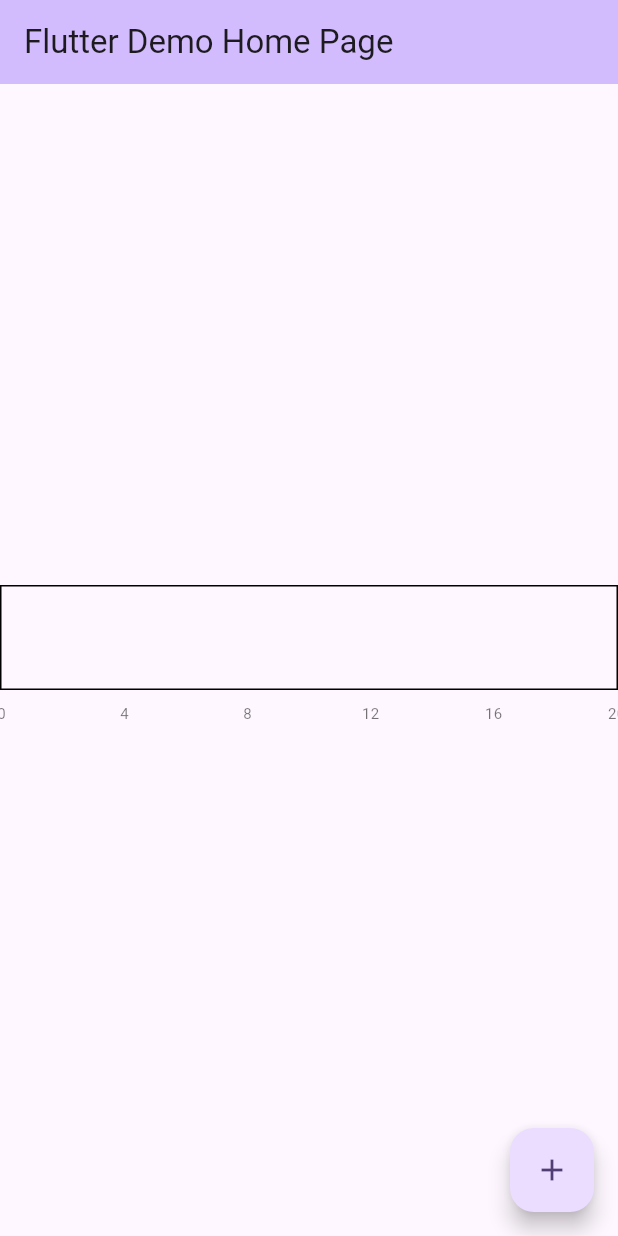
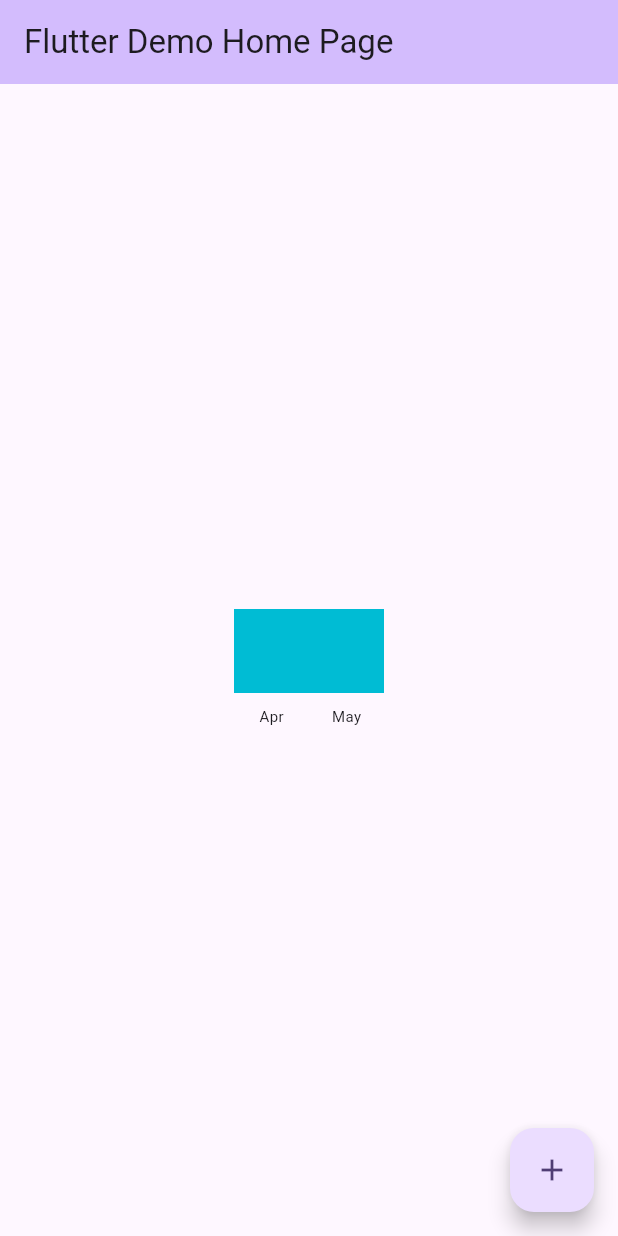
Before and after one commit to MarMarLwin/riverpod_todo, a Flutter app: the screen it shows after launch, on a phone screen of 412 x 824 dp. Run offline on Flutter 3.47's test engine with Material 3 defaults, Android fonts, the phone set to English and light mode, and no system bars; drawn by our look-alikes of fl_chart; our stand-ins replace flutter_riverpod.

Commit message:
add bar chart

```diff
--- /dev/null
+++ b/lib/bar_chart.dart
@@ -0,0 +1,149 @@
+import 'package:fl_chart/fl_chart.dart';
+import 'package:flutter/material.dart';
+
+class BarChartSample4 extends StatefulWidget {
+  BarChartSample4({super.key});
+
+  final Color dark = Colors.cyan.withOpacity(0.6);
+  final Color normal = Colors.cyan.withOpacity(0.3);
+  final Color light = Colors.cyan;
+
+  @override
+  State<StatefulWidget> createState() => BarChartSample4State();
+}
+
+class BarChartSample4State extends State<BarChartSample4> {
+  Widget bottomTitles(double value, TitleMeta meta) {
+    const style = TextStyle(fontSize: 10);
+    String text;
+    switch (value.toInt()) {
+      case 0:
+        text = 'Apr';
+        break;
+      case 1:
+        text = 'May';
+        break;
+      case 2:
+        text = 'Jun';
+        break;
+      case 3:
+        text = 'Jul';
+        break;
+      case 4:
+        text = 'Aug';
+        break;
+      default:
+        text = '';
+        break;
+    }
+    return SideTitleWidget(
+      axisSide: meta.axisSide,
+      child: Text(text, style: style),
+    );
+  }
+
+  Widget leftTitles(double value, TitleMeta meta) {
+    if (value == meta.max) {
+      return Container();
+    }
+    const style = TextStyle(
+      fontSize: 10,
+    );
+    return SideTitleWidget(
+      axisSide: meta.axisSide,
+      child: Text(
+        meta.formattedValue,
+        style: style,
+      ),
+    );
+  }
+
+  @override
+  Widget build(BuildContext context) {
+    return AspectRatio(
+      aspectRatio: 100,
+      child: Padding(
+        padding: const EdgeInsets.only(top: 16),
+        child: LayoutBuilder(
+          builder: (context, constraints) {
+            const barsSpace = 0.0;
+            const barsWidth = 50.0; //8.0 * constraints.maxWidth / 400;
+            return BarChart(
+              BarChartData(
+                alignment: BarChartAlignment.center,
+                barTouchData: BarTouchData(
+                  enabled: false,
+                ),
+                titlesData: FlTitlesData(
+                  show: true,
+                  bottomTitles: AxisTitles(
+                    sideTitles: SideTitles(
+                      showTitles: true,
+                      reservedSize: 28,
+                      getTitlesWidget: bottomTitles,
+                    ),
+                  ),
+                  leftTitles: const AxisTitles(
+                      sideTitles: SideTitles(showTitles: false)),
+                  topTitles: const AxisTitles(
+                    sideTitles: SideTitles(showTitles: false),
+                  ),
+                  rightTitles: const AxisTitles(
+                    sideTitles: SideTitles(showTitles: false),
+                  ),
+                ),
+                gridData: FlGridData(
+                  show: true,
+                  checkToShowHorizontalLine: (value) => value % 10 == 0,
+                  getDrawingHorizontalLine: (value) => FlLine(
+                    color: Colors.grey.withOpacity(0.1),
+                    strokeWidth: 1,
+                  ),
+                  drawVerticalLine: false,
+                ),
+                borderData: FlBorderData(
+                  show: false,
+                ),
+                groupsSpace: barsSpace,
+                barGroups: getData(barsWidth, barsSpace),
+              ),
+            );
+          },
+        ),
+      ),
+    );
+  }
+
+  List<BarChartGroupData> getData(double barsWidth, double barsSpace) {
+    return [
+      BarChartGroupData(
+        x: 0, //bottom label
+        barsSpace: barsSpace,
+        barRods: [
+          BarChartRodData(
+            toY: 6,
+            rodStackItems: [
+              BarChartRodStackItem(0, 1, widget.dark),
+            ],
+            borderRadius: BorderRadius.zero,
+            width: barsWidth,
+          ),
+        ],
+      ),
+      BarChartGroupData(
+        x: 1,
+        barsSpace: barsSpace,
+        barRods: [
+          BarChartRodData(
+            toY: 6,
+            rodStackItems: [
+              BarChartRodStackItem(0, 1, widget.dark),
+            ],
+            borderRadius: BorderRadius.zero,
+            width: barsWidth,
+          ),
+        ],
+      ),
+    ];
+  }
+}
--- a/lib/main.dart
+++ b/lib/main.dart
@@ -1,7 +1,9 @@
 import 'package:flutter/cupertino.dart';
 import 'package:flutter/material.dart';
 import 'package:flutter_riverpod/flutter_riverpod.dart';
+import 'package:riverpod_todo/bar_chart.dart';
 import 'package:riverpod_todo/line_chart.dart';
+import 'package:riverpod_todo/line_chart_scrollable.dart';
 
 void main() {
   runApp(const ProviderScope(child: MyApp()));
@@ -90,7 +92,7 @@ class _MyHomePageState extends ConsumerState<MyHomePage> {
         // the App.build method, and use it to set our appbar title.
         title: Text(widget.title),
       ),
-      body: const Center(child: SizedBox(height: 100, child: LineChartBar())),
+      body: Center(child: SizedBox(height: 100, child: BarChartSample4())),
       floatingActionButton: FloatingActionButton(
         onPressed: _incrementCounter,
         tooltip: 'Increment',
```
Also changed, not shown: lib/line_chart.dart (+41 -61 lines), lib/line_chart_scrollable.dart (added, +124 -0 lines).
